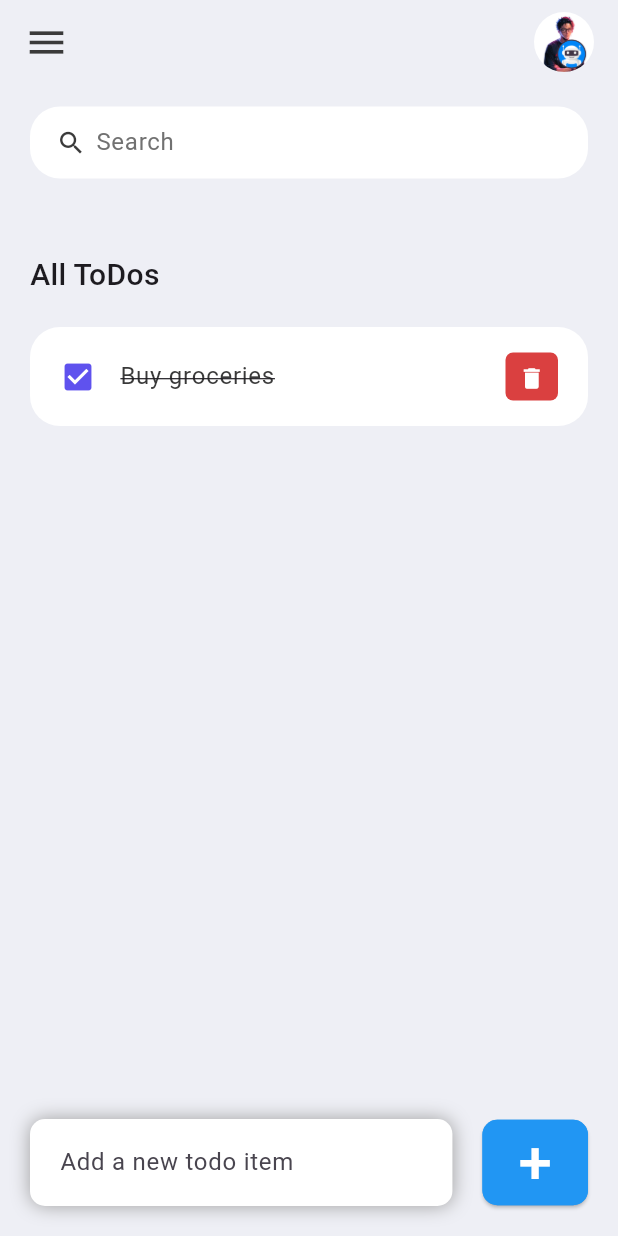
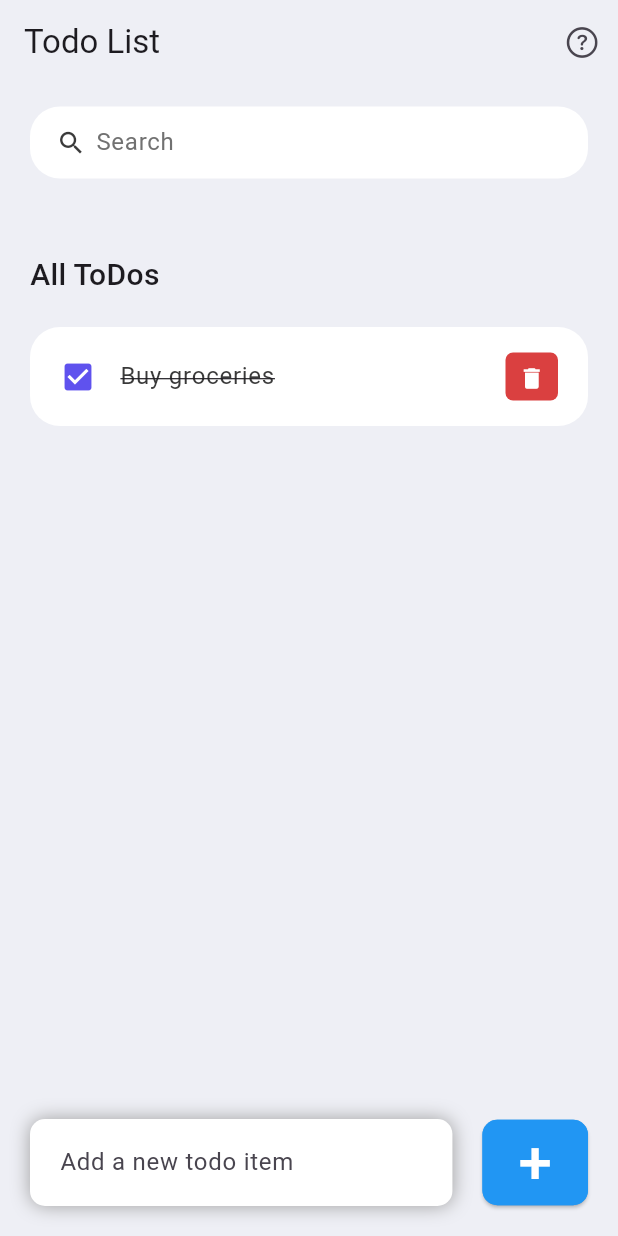
Before and after one commit to borennmorm/todo_app_work, a Flutter app: the screen it shows after launch, on a phone screen of 412 x 824 dp. Run offline on Flutter 3.47's test engine with Material 3 defaults, Android fonts, the phone set to English and light mode, and no system bars; our stand-ins replace font_awesome_flutter.

Commit message:
sec commit

```diff
--- a/lib/main.dart
+++ b/lib/main.dart
@@ -12,7 +12,7 @@ class MainApp extends StatelessWidget {
   @override
   Widget build(BuildContext context) {
     SystemChrome.setSystemUIOverlayStyle(
-        SystemUiOverlayStyle(statusBarColor: Colors.transparent));
+        const SystemUiOverlayStyle(statusBarColor: Colors.transparent));
     return const MaterialApp(
       debugShowCheckedModeBanner: false,
       title: 'ToDo App',
--- a/lib/screens/home.dart
+++ b/lib/screens/home.dart
@@ -2,6 +2,9 @@ import 'package:flutter/material.dart';
 import 'package:todo_app_2/constants/color.dart';
 import 'package:todo_app_2/model/model.dart';
 import 'package:todo_app_2/widgets/todo_item.dart';
+import 'package:flutter/cupertino.dart';
+
+import 'about.dart';
 
 class HomePage extends StatefulWidget {
   const HomePage({super.key});
@@ -162,24 +165,16 @@ class _HomePageState extends State<HomePage> {
   AppBar _buildAppBar() {
     return AppBar(
       backgroundColor: tdBGColor,
-      title: Row(
-        mainAxisAlignment: MainAxisAlignment.spaceBetween,
-        children: [
-          const Icon(
-            Icons.menu,
-            color: tdBlack,
-            size: 30,
-          ),
-          SizedBox(
-            height: 40,
-            width: 40,
-            child: ClipRRect(
-              borderRadius: BorderRadius.circular(20),
-              child: Image.asset('assets/images/avatar.png'),
-            ),
-          )
-        ],
-      ),
+      title: const Text("Todo List"),
+      actions: [
+        IconButton(
+          icon: const Icon(CupertinoIcons.question_circle),
+          onPressed: () {
+            Navigator.push(context,
+                MaterialPageRoute(builder: (context) => const AboutView()));
+          },
+        ),
+      ],
     );
   }
 }
--- a/pubspec.yaml
+++ b/pubspec.yaml
@@ -7,8 +7,11 @@ environment:
   sdk: '>=3.3.0 <4.0.0'
 
 dependencies:
+  cupertino_icons: ^1.0.8
   flutter:
     sdk: flutter
+  font_awesome_flutter: ^10.7.0
+  url_launcher: ^6.2.6
 
 dev_dependencies:
   flutter_test:
```
Also changed, not shown: lib/screens/about.dart (added, +133 -0 lines), assets/images/profile.jpg (added), pubspec.lock.
